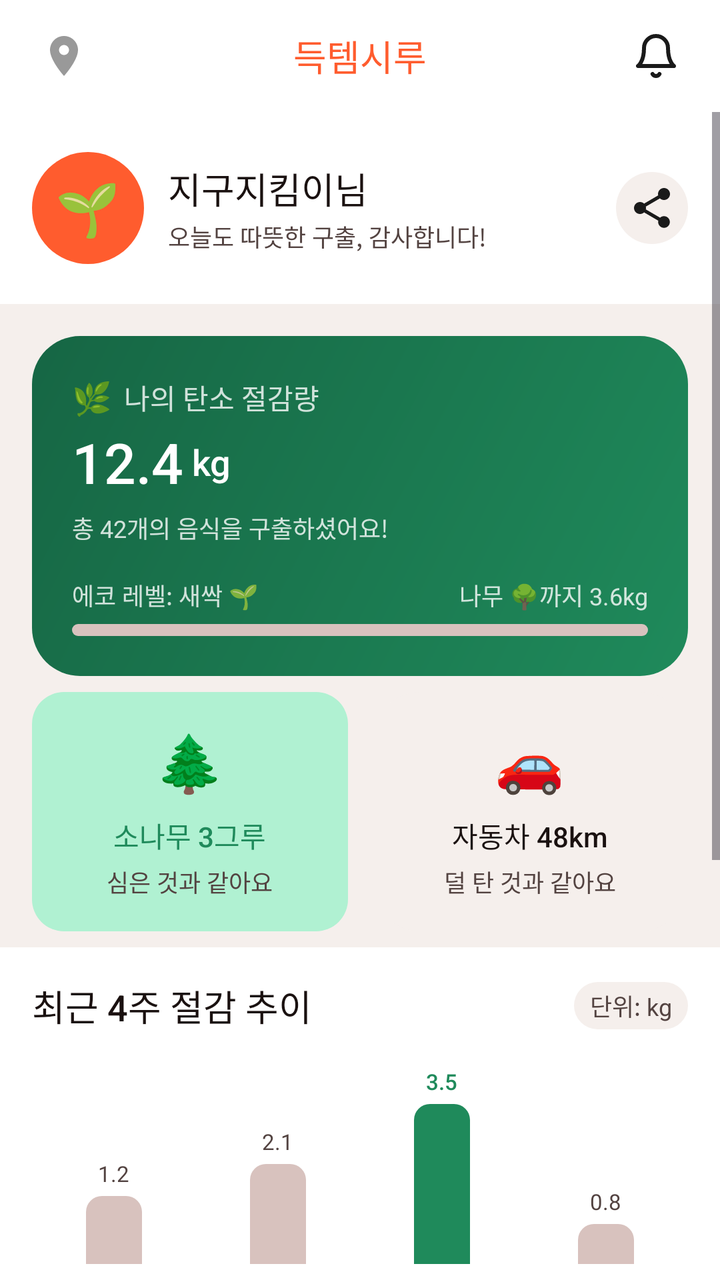
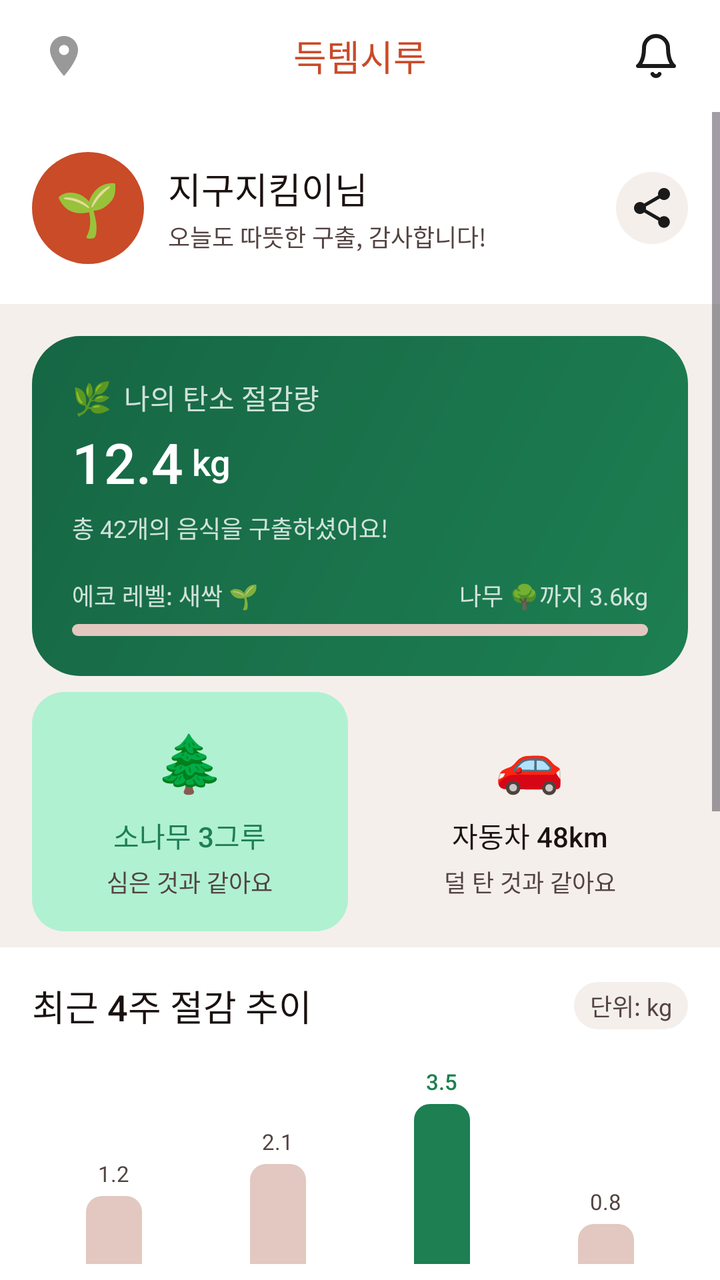

Before-and-after screenshots of an Android layout around one commit, followed by the original layout XML and the change that was made.
<!-- AndroidManifest.xml: application theme Theme.Deuktemsiru -->
<!-- res/layout/fragment_mypage.xml -->
<?xml version="1.0" encoding="utf-8"?>
<LinearLayout
    xmlns:android="http://schemas.android.com/apk/res/android"
    android:layout_width="match_parent"
    android:layout_height="match_parent"
    android:orientation="vertical"
    android:background="@color/color_surface">

    
    <LinearLayout
        android:layout_width="match_parent"
        android:layout_height="@dimen/toolbar_height"
        android:orientation="horizontal"
        android:gravity="center_vertical"
        android:background="@color/white"
        android:paddingHorizontal="@dimen/spacing_sm">

        <ImageButton
            android:id="@+id/btn_menu"
            android:layout_width="@dimen/touch_target_min"
            android:layout_height="@dimen/touch_target_min"
            android:src="@drawable/ic_map"
            android:background="?attr/selectableItemBackgroundBorderless"
            android:contentDescription="메뉴" />

        <TextView
            android:layout_width="0dp"
            android:layout_height="wrap_content"
            android:layout_weight="1"
            android:text="@string/mypage_title"
            android:textSize="@dimen/text_title"
            android:fontFamily="sans-serif-medium"
            android:textColor="@color/primary"
            android:gravity="center" />

        <ImageButton
            android:id="@+id/btn_bell"
            android:layout_width="@dimen/touch_target_min"
            android:layout_height="@dimen/touch_target_min"
            android:src="@drawable/ic_bell"
            android:background="?attr/selectableItemBackgroundBorderless"
            android:contentDescription="알림" />
    </LinearLayout>

    <ScrollView
        android:layout_width="match_parent"
        android:layout_height="0dp"
        android:layout_weight="1">

        <LinearLayout
            android:layout_width="match_parent"
            android:layout_height="wrap_content"
            android:orientation="vertical">

            
            <LinearLayout
                android:layout_width="match_parent"
                android:layout_height="wrap_content"
                android:orientation="horizontal"
                android:gravity="center_vertical"
                android:background="@color/white"
                android:paddingHorizontal="@dimen/spacing_lg"
                android:paddingTop="20dp"
                android:paddingBottom="20dp">

                
                <FrameLayout
                    android:layout_width="56dp"
                    android:layout_height="56dp"
                    android:background="@drawable/bg_timer_circle">

                    <TextView
                        android:layout_width="wrap_content"
                        android:layout_height="wrap_content"
                        android:layout_gravity="center"
                        android:text="🌱"
                        android:textSize="26sp" />
                </FrameLayout>

                
                <LinearLayout
                    android:layout_width="0dp"
                    android:layout_height="wrap_content"
                    android:layout_weight="1"
                    android:orientation="vertical"
                    android:layout_marginStart="12dp">

                    <TextView
                        android:id="@+id/tv_nickname"
                        android:layout_width="wrap_content"
                        android:layout_height="wrap_content"
                        android:text="지구지킴이님"
                        android:textSize="@dimen/text_title"
                        android:fontFamily="sans-serif-medium"
                        android:textColor="@color/color_text" />

                    <TextView
                        android:layout_width="wrap_content"
                        android:layout_height="wrap_content"
                        android:layout_marginTop="2dp"
                        android:text="오늘도 따뜻한 구출, 감사합니다!"
                        android:textSize="@dimen/text_caption"
                        android:textColor="@color/color_text_sub" />
                </LinearLayout>

                
                <ImageButton
                    android:id="@+id/btn_edit_profile"
                    android:layout_width="36dp"
                    android:layout_height="36dp"
                    android:src="@drawable/ic_share"
                    android:background="@drawable/bg_surface_card"
                    android:contentDescription="@string/label_profile_edit" />
            </LinearLayout>

            <View android:layout_width="match_parent" android:layout_height="8dp" android:background="@color/color_surface" />

            
            <LinearLayout
                android:layout_width="match_parent"
                android:layout_height="wrap_content"
                android:orientation="vertical"
                android:background="@drawable/bg_carbon_card"
                android:padding="20dp"
                android:layout_marginHorizontal="@dimen/spacing_lg"
                android:layout_marginTop="@dimen/spacing_sm"
                android:layout_marginBottom="@dimen/spacing_sm">

                <LinearLayout
                    android:layout_width="match_parent"
                    android:layout_height="wrap_content"
                    android:orientation="horizontal"
                    android:gravity="center_vertical"
                    android:layout_marginBottom="4dp">

                    <TextView
                        android:layout_width="wrap_content"
                        android:layout_height="wrap_content"
                        android:text="🌿"
                        android:textSize="16sp"
                        android:layout_marginEnd="6dp" />

                    <TextView
                        android:layout_width="0dp"
                        android:layout_height="wrap_content"
                        android:layout_weight="1"
                        android:text="@string/label_carbon_heading"
                        android:textSize="@dimen/text_body"
                        android:fontFamily="sans-serif-medium"
                        android:textColor="#CCFFFFFF" />
                </LinearLayout>

                <LinearLayout
                    android:layout_width="match_parent"
                    android:layout_height="wrap_content"
                    android:orientation="horizontal"
                    android:gravity="bottom">

                    <TextView
                        android:id="@+id/tv_carbon_total"
                        android:layout_width="wrap_content"
                        android:layout_height="wrap_content"
                        android:text="12.4"
                        android:textSize="@dimen/text_display"
                        android:fontFamily="sans-serif-medium"
                        android:textColor="@color/white" />

                    <TextView
                        android:layout_width="wrap_content"
                        android:layout_height="wrap_content"
                        android:text=" kg"
                        android:textSize="@dimen/text_title"
                        android:fontFamily="sans-serif-medium"
                        android:textColor="@color/white"
                        android:layout_marginBottom="4dp" />
                </LinearLayout>

                <TextView
                    android:id="@+id/tv_carbon_saved_count"
                    android:layout_width="wrap_content"
                    android:layout_height="wrap_content"
                    android:text="총 42개의 음식을 구출하셨어요!"
                    android:textSize="@dimen/text_caption"
                    android:textColor="#CCFFFFFF"
                    android:layout_marginTop="4dp" />

                
                <LinearLayout
                    android:layout_width="match_parent"
                    android:layout_height="wrap_content"
                    android:orientation="horizontal"
                    android:gravity="center_vertical"
                    android:layout_marginTop="16dp"
                    android:layout_marginBottom="6dp">

                    <TextView
                        android:id="@+id/tv_eco_level"
                        android:layout_width="0dp"
                        android:layout_height="wrap_content"
                        android:layout_weight="1"
                        android:text="에코 레벨: 새싹 🌱"
                        android:textSize="@dimen/text_caption"
                        android:textColor="#CCFFFFFF" />

                    <TextView
                        android:id="@+id/tv_eco_next"
                        android:layout_width="wrap_content"
                        android:layout_height="wrap_content"
                        android:text="나무 🌳까지 3.6kg"
                        android:textSize="@dimen/text_caption"
                        android:textColor="#CCFFFFFF" />
                </LinearLayout>

                <FrameLayout
                    android:layout_width="match_parent"
                    android:layout_height="6dp"
                    android:background="@drawable/bg_progress_track">

                    <View
                        android:id="@+id/progress_eco"
                        android:layout_width="0dp"
                        android:layout_height="match_parent"
                        android:background="@color/white" />
                </FrameLayout>
            </LinearLayout>

            
            <LinearLayout
                android:layout_width="match_parent"
                android:layout_height="wrap_content"
                android:orientation="horizontal"
                android:layout_marginHorizontal="@dimen/spacing_lg"
                android:layout_marginBottom="@dimen/spacing_sm">

                <LinearLayout
                    android:layout_width="0dp"
                    android:layout_height="wrap_content"
                    android:layout_weight="1"
                    android:orientation="vertical"
                    android:gravity="center"
                    android:background="@drawable/bg_eco_stat_card"
                    android:padding="@dimen/spacing_lg"
                    android:layout_marginEnd="6dp">

                    <TextView
                        android:layout_width="wrap_content"
                        android:layout_height="wrap_content"
                        android:text="🌲"
                        android:textSize="28sp" />

                    <TextView
                        android:id="@+id/tv_tree_count"
                        android:layout_width="wrap_content"
                        android:layout_height="wrap_content"
                        android:layout_marginTop="8dp"
                        android:text="소나무 3그루"
                        android:textSize="@dimen/text_body"
                        android:fontFamily="sans-serif-medium"
                        android:textColor="@color/siru_green" />

                    <TextView
                        android:layout_width="wrap_content"
                        android:layout_height="wrap_content"
                        android:layout_marginTop="4dp"
                        android:text="@string/label_tree_equiv_sub"
                        android:textSize="@dimen/text_caption"
                        android:textColor="@color/color_text_sub" />
                </LinearLayout>

                <LinearLayout
                    android:layout_width="0dp"
                    android:layout_height="wrap_content"
                    android:layout_weight="1"
                    android:orientation="vertical"
                    android:gravity="center"
                    android:background="@drawable/bg_surface_card"
                    android:padding="@dimen/spacing_lg"
                    android:layout_marginStart="6dp">

                    <TextView
                        android:layout_width="wrap_content"
                        android:layout_height="wrap_content"
                        android:text="🚗"
                        android:textSize="28sp" />

                    <TextView
                        android:id="@+id/tv_car_km"
                        android:layout_width="wrap_content"
                        android:layout_height="wrap_content"
                        android:layout_marginTop="8dp"
                        android:text="자동차 48km"
                        android:textSize="@dimen/text_body"
                        android:fontFamily="sans-serif-medium"
                        android:textColor="@color/color_text" />

                    <TextView
                        android:layout_width="wrap_content"
                        android:layout_height="wrap_content"
                        android:layout_marginTop="4dp"
                        android:text="@string/label_car_equiv_sub"
                        android:textSize="@dimen/text_caption"
                        android:textColor="@color/color_text_sub" />
                </LinearLayout>
            </LinearLayout>

            
            <LinearLayout
                android:layout_width="match_parent"
                android:layout_height="wrap_content"
                android:orientation="vertical"
                android:background="@color/white"
                android:padding="@dimen/spacing_lg"
                android:layout_marginBottom="8dp">

                <LinearLayout
                    android:layout_width="match_parent"
                    android:layout_height="wrap_content"
                    android:orientation="horizontal"
                    android:gravity="center_vertical"
                    android:layout_marginBottom="16dp">

                    <TextView
                        android:layout_width="0dp"
                        android:layout_height="wrap_content"
                        android:layout_weight="1"
                        android:text="@string/label_weekly_trend"
                        android:textSize="@dimen/text_title"
                        android:fontFamily="sans-serif-medium"
                        android:textColor="@color/color_text" />

                    <TextView
                        android:layout_width="wrap_content"
                        android:layout_height="wrap_content"
                        android:text="@string/label_unit_kg"
                        android:textSize="@dimen/text_caption"
                        android:textColor="@color/color_text_sub"
                        android:background="@drawable/bg_surface_card"
                        android:paddingHorizontal="8dp"
                        android:paddingVertical="3dp" />
                </LinearLayout>

                
                <LinearLayout
                    android:layout_width="match_parent"
                    android:layout_height="100dp"
                    android:orientation="horizontal"
                    android:gravity="bottom">

                    
                    <LinearLayout
                        android:layout_width="0dp"
                        android:layout_height="match_parent"
                        android:layout_weight="1"
                        android:orientation="vertical"
                        android:gravity="bottom|center_horizontal">
                        <TextView android:layout_width="wrap_content" android:layout_height="wrap_content" android:text="1.2" android:textSize="11sp" android:textColor="@color/color_text_sub" android:layout_marginBottom="4dp" />
                        <View android:layout_width="28dp" android:layout_height="34dp" android:background="@drawable/bg_chart_bar_inactive" />
                    </LinearLayout>

                    
                    <LinearLayout
                        android:layout_width="0dp"
                        android:layout_height="match_parent"
                        android:layout_weight="1"
                        android:orientation="vertical"
                        android:gravity="bottom|center_horizontal">
                        <TextView android:layout_width="wrap_content" android:layout_height="wrap_content" android:text="2.1" android:textSize="11sp" android:textColor="@color/color_text_sub" android:layout_marginBottom="4dp" />
                        <View android:layout_width="28dp" android:layout_height="50dp" android:background="@drawable/bg_chart_bar_inactive" />
                    </LinearLayout>

                    
                    <LinearLayout
                        android:layout_width="0dp"
                        android:layout_height="match_parent"
                        android:layout_weight="1"
                        android:orientation="vertical"
                        android:gravity="bottom|center_horizontal">
                        <TextView android:layout_width="wrap_content" android:layout_height="wrap_content" android:text="3.5" android:textSize="11sp" android:fontFamily="sans-serif-medium" android:textColor="@color/siru_green" android:layout_marginBottom="4dp" />
                        <View android:id="@+id/bar_week3" android:layout_width="28dp" android:layout_height="80dp" android:background="@drawable/bg_chart_bar_active" />
                    </LinearLayout>

                    
                    <LinearLayout
                        android:layout_width="0dp"
                        android:layout_height="match_parent"
                        android:layout_weight="1"
                        android:orientation="vertical"
                        android:gravity="bottom|center_horizontal">
                        <TextView android:layout_width="wrap_content" android:layout_height="wrap_content" android:text="0.8" android:textSize="11sp" android:textColor="@color/color_text_sub" android:layout_marginBottom="4dp" />
                        <View android:layout_width="28dp" android:layout_height="20dp" android:background="@drawable/bg_chart_bar_inactive" />
                    </LinearLayout>
                </LinearLayout>

                
                <LinearLayout
                    android:layout_width="match_parent"
                    android:layout_height="wrap_content"
                    android:orientation="horizontal"
                    android:layout_marginTop="8dp">

                    <TextView android:layout_width="0dp" android:layout_height="wrap_content" android:layout_weight="1" android:gravity="center" android:text="1주차" android:textSize="11sp" android:textColor="@color/color_text_sub" />
                    <TextView android:layout_width="0dp" android:layout_height="wrap_content" android:layout_weight="1" android:gravity="center" android:text="2주차" android:textSize="11sp" android:textColor="@color/color_text_sub" />
                    <TextView android:layout_width="0dp" android:layout_height="wrap_content" android:layout_weight="1" android:gravity="center" android:text="3주차" android:textSize="11sp" android:fontFamily="sans-serif-medium" android:textColor="@color/siru_green" />
                    <TextView android:layout_width="0dp" android:layout_height="wrap_content" android:layout_weight="1" android:gravity="center" android:text="이번주" android:textSize="11sp" android:textColor="@color/color_text_sub" />
                </LinearLayout>
            </LinearLayout>

            
            <LinearLayout
                android:layout_width="match_parent"
                android:layout_height="wrap_content"
                android:orientation="horizontal"
                android:background="@color/white"
                android:layout_marginBottom="8dp">

                <LinearLayout
                    android:id="@+id/menu_coupon"
                    android:layout_width="0dp"
                    android:layout_height="wrap_content"
                    android:layout_weight="1"
                    android:orientation="vertical"
                    android:gravity="center"
                    android:padding="16dp"
                    android:foreground="?attr/selectableItemBackground">

                    <TextView android:layout_width="wrap_content" android:layout_height="wrap_content" android:text="🎟️" android:textSize="22sp" />
                    <TextView android:id="@+id/tv_coupon_count" android:layout_width="wrap_content" android:layout_height="wrap_content" android:layout_marginTop="4dp" android:text="2" android:textSize="@dimen/text_title" android:fontFamily="sans-serif-medium" android:textColor="@color/color_text" />
                    <TextView android:layout_width="wrap_content" android:layout_height="wrap_content" android:layout_marginTop="2dp" android:text="@string/label_coupon_box" android:textSize="12sp" android:textColor="@color/color_text_sub" />
                </LinearLayout>

                <View android:layout_width="1dp" android:layout_height="match_parent" android:background="@color/color_border" />

                <LinearLayout
                    android:id="@+id/menu_points"
                    android:layout_width="0dp"
                    android:layout_height="wrap_content"
                    android:layout_weight="1"
                    android:orientation="vertical"
                    android:gravity="center"
                    android:padding="16dp"
                    android:foreground="?attr/selectableItemBackground">

                    <TextView android:layout_width="wrap_content" android:layout_height="wrap_content" android:text="💎" android:textSize="22sp" />
                    <TextView android:id="@+id/tv_points" android:layout_width="wrap_content" android:layout_height="wrap_content" android:layout_marginTop="4dp" android:text="1,200P" android:textSize="@dimen/text_title" android:fontFamily="sans-serif-medium" android:textColor="@color/color_text" />
                    <TextView android:layout_width="wrap_content" android:layout_height="wrap_content" android:layout_marginTop="2dp" android:text="@string/label_points" android:textSize="12sp" android:textColor="@color/color_text_sub" />
                </LinearLayout>

                <View android:layout_width="1dp" android:layout_height="match_parent" android:background="@color/color_border" />

                <LinearLayout
                    android:id="@+id/menu_wishlist"
                    android:layout_width="0dp"
                    android:layout_height="wrap_content"
                    android:layout_weight="1"
                    android:orientation="vertical"
                    android:gravity="center"
                    android:padding="16dp"
                    android:foreground="?attr/selectableItemBackground">

                    <TextView android:layout_width="wrap_content" android:layout_height="wrap_content" android:text="🤍" android:textSize="22sp" />
                    <TextView android:id="@+id/tv_wishlist_count" android:layout_width="wrap_content" android:layout_height="wrap_content" android:layout_marginTop="4dp" android:text="5" android:textSize="@dimen/text_title" android:fontFamily="sans-serif-medium" android:textColor="@color/color_text" />
                    <TextView android:layout_width="wrap_content" android:layout_height="wrap_content" android:layout_marginTop="2dp" android:text="@string/label_wishlist" android:textSize="12sp" android:textColor="@color/color_text_sub" />
                </LinearLayout>
            </LinearLayout>

            
            <LinearLayout
                android:layout_width="match_parent"
                android:layout_height="wrap_content"
                android:orientation="vertical"
                android:background="@color/white">

                <LinearLayout
                    android:id="@+id/menu_siru_payment"
                    android:layout_width="match_parent"
                    android:layout_height="@dimen/touch_target_min"
                    android:orientation="horizontal"
                    android:gravity="center_vertical"
                    android:paddingHorizontal="@dimen/spacing_lg"
                    android:foreground="?attr/selectableItemBackground">

                    <TextView android:layout_width="0dp" android:layout_height="wrap_content" android:layout_weight="1" android:text="@string/menu_siru_payment" android:textSize="@dimen/text_body" android:textColor="@color/color_text" />
                    <ImageView android:layout_width="16dp" android:layout_height="16dp" android:src="@drawable/ic_arrow_right" android:contentDescription="이동" />
                </LinearLayout>

                <View android:layout_width="match_parent" android:layout_height="1dp" android:background="@color/color_border" android:layout_marginHorizontal="@dimen/spacing_lg" />

                <LinearLayout
                    android:id="@+id/menu_favorite_stores"
                    android:layout_width="match_parent"
                    android:layout_height="@dimen/touch_target_min"
                    android:orientation="horizontal"
                    android:gravity="center_vertical"
                    android:paddingHorizontal="@dimen/spacing_lg"
                    android:foreground="?attr/selectableItemBackground">

                    <TextView android:layout_width="0dp" android:layout_height="wrap_content" android:layout_weight="1" android:text="@string/menu_favorite_stores" android:textSize="@dimen/text_body" android:textColor="@color/color_text" />
                    <ImageView android:layout_width="16dp" android:layout_height="16dp" android:src="@drawable/ic_arrow_right" android:contentDescription="이동" />
                </LinearLayout>

                <View android:layout_width="match_parent" android:layout_height="1dp" android:background="@color/color_border" android:layout_marginHorizontal="@dimen/spacing_lg" />

                <LinearLayout
                    android:id="@+id/menu_settings"
                    android:layout_width="match_parent"
                    android:layout_height="@dimen/touch_target_min"
                    android:orientation="horizontal"
                    android:gravity="center_vertical"
                    android:paddingHorizontal="@dimen/spacing_lg"
                    android:foreground="?attr/selectableItemBackground">

                    <TextView android:layout_width="0dp" android:layout_height="wrap_content" android:layout_weight="1" android:text="@string/menu_settings" android:textSize="@dimen/text_body" android:textColor="@color/color_text" />
                    <ImageView android:layout_width="16dp" android:layout_height="16dp" android:src="@drawable/ic_arrow_right" android:contentDescription="이동" />
                </LinearLayout>
            </LinearLayout>

            <View android:layout_width="match_parent" android:layout_height="24dp" />

        </LinearLayout>
    </ScrollView>

</LinearLayout>
<!-- resources referenced by this layout -->
<resources>
  <color name="color_border">#D8C2BE</color>
  <color name="primary">#FF5C2E</color>
  <color name="siru_green">#1F8A5B</color>
  <dimen name="spacing_sm">8dp</dimen>
  <dimen name="text_body">14sp</dimen>
  <dimen name="radius_lg">24dp</dimen>
  <dimen name="radius_sm">8dp</dimen>
  <dimen name="radius_md">16dp</dimen>
  <style name="Base.Theme.Deuktemsiru" parent="Theme.Material3.Light.NoActionBar">
          
          <item name="colorPrimary">@color/md_theme_light_primary</item>
          <item name="colorOnPrimary">@color/md_theme_light_onPrimary</item>
          <item name="colorPrimaryContainer">@color/md_theme_light_primaryContainer</item>
          <item name="colorOnPrimaryContainer">@color/md_theme_light_onPrimaryContainer</item>
          <item name="colorSecondary">@color/md_theme_light_secondary</item>
          <item name="colorOnSecondary">@color/md_theme_light_onSecondary</item>
          <item name="colorSecondaryContainer">@color/md_theme_light_secondaryContainer</item>
          <item name="colorOnSecondaryContainer">@color/md_theme_light_onSecondaryContainer</item>
          <item name="colorTertiary">@color/md_theme_light_tertiary</item>
          <item name="colorOnTertiary">@color/md_theme_light_onTertiary</item>
          <item name="colorTertiaryContainer">@color/md_theme_light_tertiaryContainer</item>
          <item name="colorOnTertiaryContainer">@color/md_theme_light_onTertiaryContainer</item>
          <item name="colorError">@color/md_theme_light_error</item>
          <item name="colorOnError">@color/md_theme_light_onError</item>
          <item name="colorErrorContainer">@color/md_theme_light_errorContainer</item>
          <item name="colorOnErrorContainer">@color/md_theme_light_onErrorContainer</item>
          <item name="android:colorBackground">@color/md_theme_light_background</item>
          <item name="colorOnBackground">@color/md_theme_light_onBackground</item>
          <item name="colorSurface">@color/md_theme_light_surface</item>
          <item name="colorOnSurface">@color/md_theme_light_onSurface</item>
          <item name="colorSurfaceVariant">@color/md_theme_light_surfaceVariant</item>
          <item name="colorOnSurfaceVariant">@color/md_theme_light_onSurfaceVariant</item>
          <item name="colorOutline">@color/md_theme_light_outline</item>
          <item name="colorOutlineVariant">@color/md_theme_light_outlineVariant</item>
  
          
          <item name="android:statusBarColor" tools:targetApi="l">@color/md_theme_light_surface</item>
          <item name="android:windowLightStatusBar" tools:targetApi="m">true</item>
  
          
          <item name="shapeAppearanceSmallComponent">@style/ShapeAppearance.Deuktemsiru.Small</item>
          <item name="shapeAppearanceMediumComponent">@style/ShapeAppearance.Deuktemsiru.Medium</item>
          <item name="shapeAppearanceLargeComponent">@style/ShapeAppearance.Deuktemsiru.Large</item>
  
          
          <item name="materialCardViewStyle">@style/Widget.Deuktemsiru.CardView</item>
      </style>
  <color name="md_theme_light_primary">#FF5C2E</color>
  <color name="md_theme_light_primaryContainer">#FFE0D6</color>
  <color name="md_theme_light_onPrimaryContainer">#3B0C00</color>
  <color name="md_theme_light_secondary">#1F8A5B</color>
  <color name="md_theme_light_outlineVariant">#D8C2BE</color>
  <!-- unchanged entries left out for length: 62 -->
</resources>

<!-- the commit's change to res/layout/fragment_mypage.xml (unified diff, before → after) -->
@@ -516,6 +516,18 @@
 
             <View android:layout_width="match_parent" android:layout_height="24dp" />
 
+            <Button
+                android:id="@+id/btn_logout"
+                android:layout_width="match_parent"
+                android:layout_height="48dp"
+                android:layout_marginHorizontal="16dp"
+                android:layout_marginBottom="16dp"
+                android:text="로그아웃"
+                android:textSize="15sp"
+                android:textColor="@color/color_text_sub"
+                android:background="@drawable/bg_surface_card"
+                android:backgroundTint="@null" />
+
         </LinearLayout>
     </ScrollView>
 
<!-- resource entries referenced after the edit -->
@@ -1,8 +1,8 @@
 <!-- resources referenced by this layout -->
 <resources>
-  <color name="color_border">#D8C2BE</color>
-  <color name="primary">#FF5C2E</color>
-  <color name="siru_green">#1F8A5B</color>
+  <color name="color_border">#E2C8C0</color>
+  <color name="primary">#C94B28</color>
+  <color name="siru_green">#1D7F52</color>
   <dimen name="spacing_sm">8dp</dimen>
   <dimen name="text_body">14sp</dimen>
   <dimen name="radius_lg">24dp</dimen>
@@ -46,12 +46,22 @@
   
           
           <item name="materialCardViewStyle">@style/Widget.Deuktemsiru.CardView</item>
+          <item name="bottomNavigationStyle">@style/Widget.Deuktemsiru.BottomNav</item>
       </style>
-  <color name="md_theme_light_primary">#FF5C2E</color>
-  <color name="md_theme_light_primaryContainer">#FFE0D6</color>
-  <color name="md_theme_light_onPrimaryContainer">#3B0C00</color>
-  <color name="md_theme_light_secondary">#1F8A5B</color>
-  <color name="md_theme_light_outlineVariant">#D8C2BE</color>
+  <color name="md_theme_light_primary">#C94B28</color>
+  <color name="md_theme_light_primaryContainer">#FFE7DE</color>
+  <color name="md_theme_light_onPrimaryContainer">#3F0D05</color>
+  <color name="md_theme_light_secondary">#1D7F52</color>
+  <color name="md_theme_light_outlineVariant">#E2C8C0</color>
+  <style name="Widget.Deuktemsiru.BottomNav" parent="Widget.Material3.BottomNavigationView">
+          <item name="itemIconTint">@color/bottom_nav_color</item>
+          <item name="itemTextColor">@color/bottom_nav_color</item>
+          <item name="itemActiveIndicatorStyle">@style/Widget.Deuktemsiru.BottomNav.ActiveIndicator</item>
+      </style>
+  <style name="Widget.Deuktemsiru.BottomNav.ActiveIndicator" parent="Widget.Material3.BottomNavigationView.ActiveIndicator">
+          <item name="android:color">@color/primary_light</item>
+      </style>
+  <color name="primary_light">#FFE7DE</color>
   <!-- unchanged entries left out for length: 62 -->
 </resources>
 
